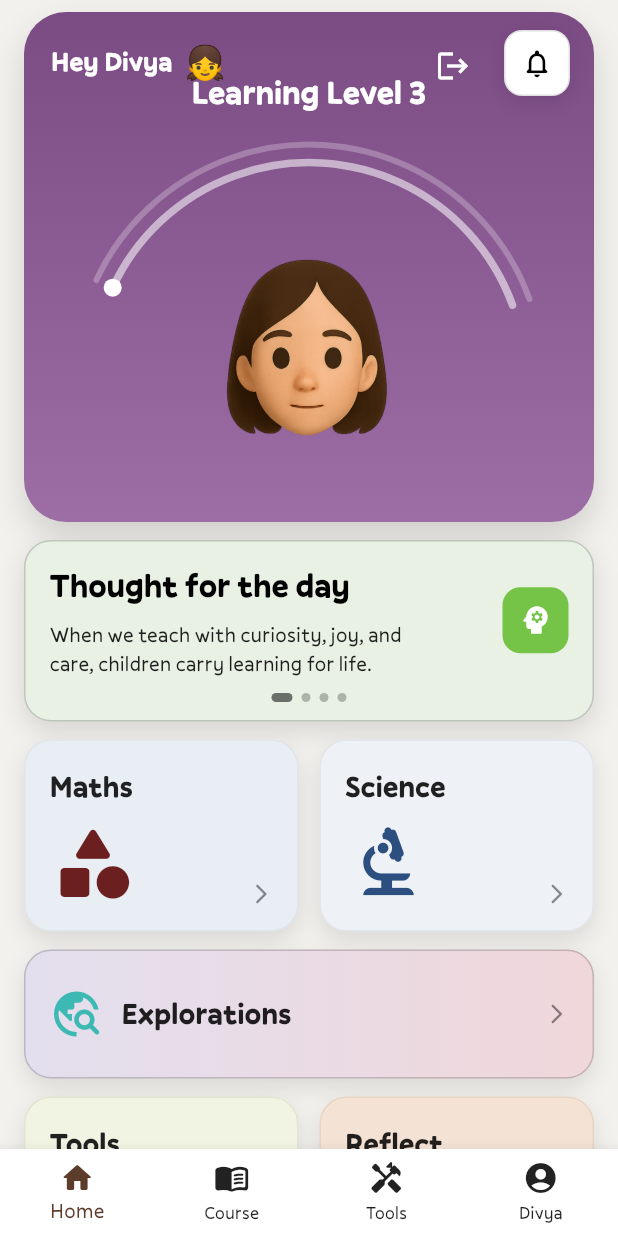
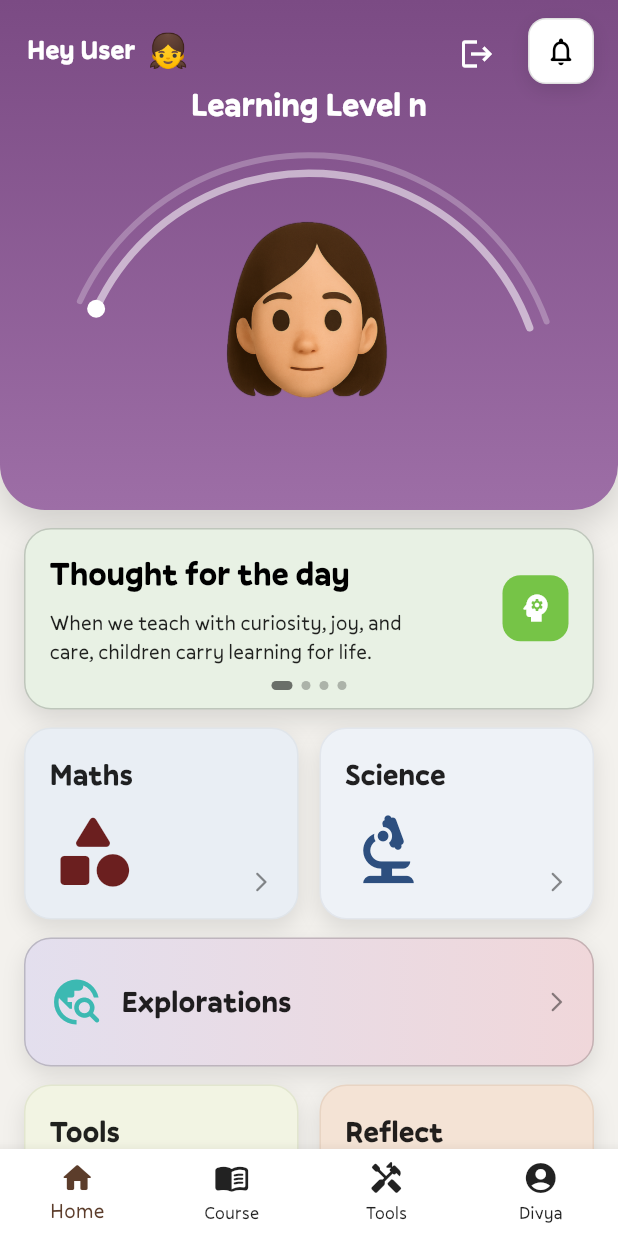
Before and after one commit to starlinker28-spec/lms, a Flutter app: the HomePage screen opened directly, on a phone screen of 412 x 824 dp. Run offline on Flutter 3.47's test engine with Material 3 defaults, Android fonts, the phone set to English and light mode, and no system bars; our stand-ins replace google_sign_in.

Commit message:
home page fixed 1

```diff
--- a/lib/home_page.dart
+++ b/lib/home_page.dart
@@ -1,6 +1,8 @@
 import 'dart:math' as math;
 import 'package:flutter/material.dart';
 import 'main.dart'; // We need this to navigate back to LoginPage on logout
+
+int n = 3;
 
 class HomePage extends StatefulWidget {
   const HomePage({super.key});
@@ -16,8 +18,7 @@ class _HomePageState extends State<HomePage> {
   Widget build(BuildContext context) {
     return Scaffold(
       backgroundColor: const Color(0xFFF3F1ED), // light warm bg
-      body: SafeArea(
-        child: SingleChildScrollView(
+      body: SingleChildScrollView(
           // Add some bottom padding to prevent the nav bar from covering content
           padding: const EdgeInsets.only(bottom: 88),
           child: Column(
@@ -33,7 +34,6 @@ class _HomePageState extends State<HomePage> {
               _BottomGridRow(),
             ],
           ),
-        ),
       ),
       bottomNavigationBar: BottomNavigationBar(
         currentIndex: _tab,
@@ -75,14 +75,15 @@ class _HeaderCard extends StatelessWidget {
   Widget build(BuildContext context) {
     return Container(
       height: 340,
-      margin: const EdgeInsets.fromLTRB(16, 8, 16, 0),
       decoration: BoxDecoration(
         gradient: const LinearGradient(
           begin: Alignment.topCenter,
           end: Alignment.bottomCenter,
           colors: [Color(0xFF7B4B84), Color(0xFF9D6EA6)],
         ),
-        borderRadius: BorderRadius.circular(28),
+        borderRadius: const BorderRadius.only(
+          bottomLeft: Radius.circular(30),
+          bottomRight: Radius.circular(30)),
         boxShadow: [
           BoxShadow(
             color: Colors.black.withOpacity(0.14),
@@ -91,11 +92,10 @@ class _HeaderCard extends StatelessWidget {
           ),
         ],
       ),
+      child: SafeArea(
+       bottom: false,
       child: Stack(
         children: [
-          // Arcs behind the avatar (progress arc)
-          Positioned.fill(child: CustomPaint(painter: _ArcPainter())),
-
           // Top Row: greeting + small avatar emoji
           Positioned(
             top: 18,
@@ -103,7 +103,7 @@ class _HeaderCard extends StatelessWidget {
             child: Row(
               children: const [
                 Text(
-                  'Hey Divya',
+                  'Hey User',
                   style: TextStyle(
                     color: Colors.white,
                     fontSize: 18,
@@ -160,11 +160,16 @@ class _HeaderCard extends StatelessWidget {
             ),
           ),
 
-          // Title centered ABOVE the arc (Adjusted position)
+          // --- FIX APPLIED HERE ---
+          // 1. Arcs are drawn first (bottom layer)
+          Positioned.fill(child: CustomPaint(painter: _ArcPainter())),
+
+          // 2. Text is drawn second (on top of the arc)
+          //    Position is also updated to match Figma
           const Align(
-            alignment: Alignment(0, -0.75), // MOVED UP
+            alignment: Alignment(0, -0.65), // MOVED UP to match Figma
             child: Text(
-              'Learning Level 3',
+              'Learning Level n',
               textAlign: TextAlign.center,
               style: TextStyle(
                 color: Colors.white,
@@ -174,9 +179,10 @@ class _HeaderCard extends StatelessWidget {
             ),
           ),
 
-          // Avatar centered
+          // 3. Avatar centered (drawn last, on top of text and arc)
+          //    Position is also updated to match Figma
           Align(
-            alignment: const Alignment(0, 0.58),
+            alignment: const Alignment(0, 0.4), // MOVED UP to match Figma
             child: Container(
               width: 150,
               height: 150,
@@ -186,8 +192,10 @@ class _HeaderCard extends StatelessWidget {
               ),
             ),
           ),
+          // --- END OF FIX ---
         ],
       ),
+      )
     );
   }
 }
@@ -196,7 +204,7 @@ class _ArcPainter extends CustomPainter {
   @override
   void paint(Canvas canvas, Size size) {
     // Place the arc just above the avatar (Adjusted position)
-    final center = Offset(size.width / 2, size.height * 0.72); // MOVED DOWN
+    final center = Offset(size.width / 2, size.height * 0.8); // MOVED UP
     final radius = size.width * 0.38;
 
     final mainArc = Paint()
--- a/pubspec.yaml
+++ b/pubspec.yaml
@@ -35,7 +35,7 @@ dependencies:
   # Use with the CupertinoIcons class for iOS style icons.
   cupertino_icons: ^1.0.8
   http: ^1.5.0
-  google_sign_in: ^7.2.0
+  google_sign_in: ^6.2.1
 
 dev_dependencies:
   flutter_test:
```
Also changed, not shown: lib/main.dart (+83 -81 lines), pubspec.lock, 9 other files.
